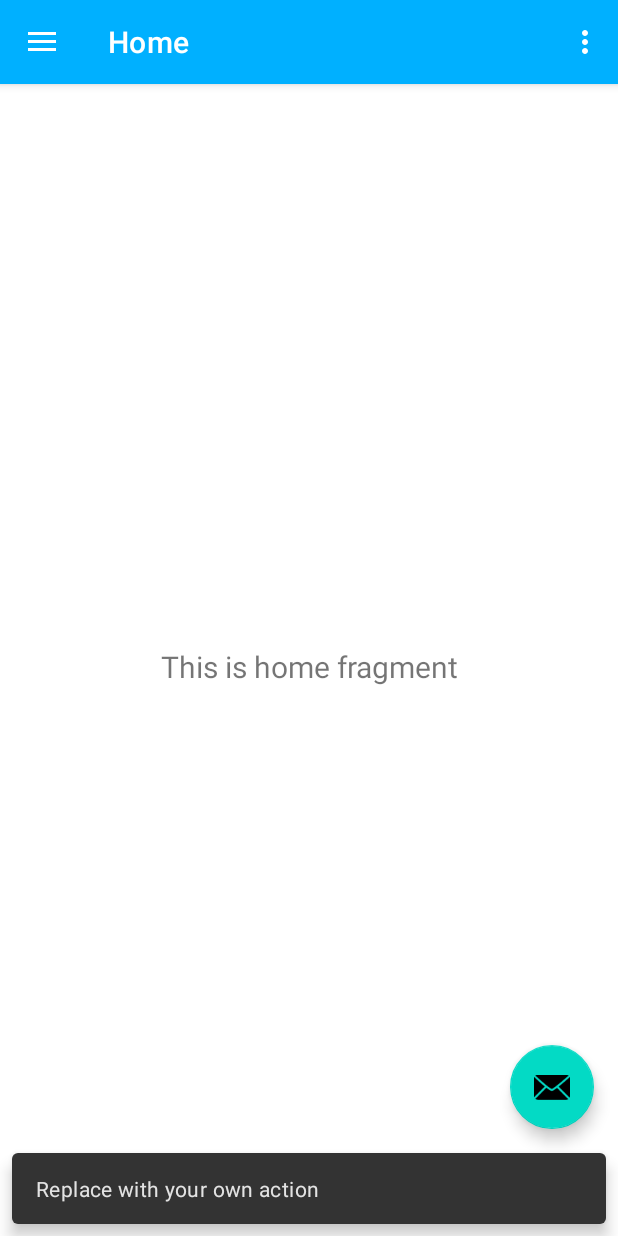
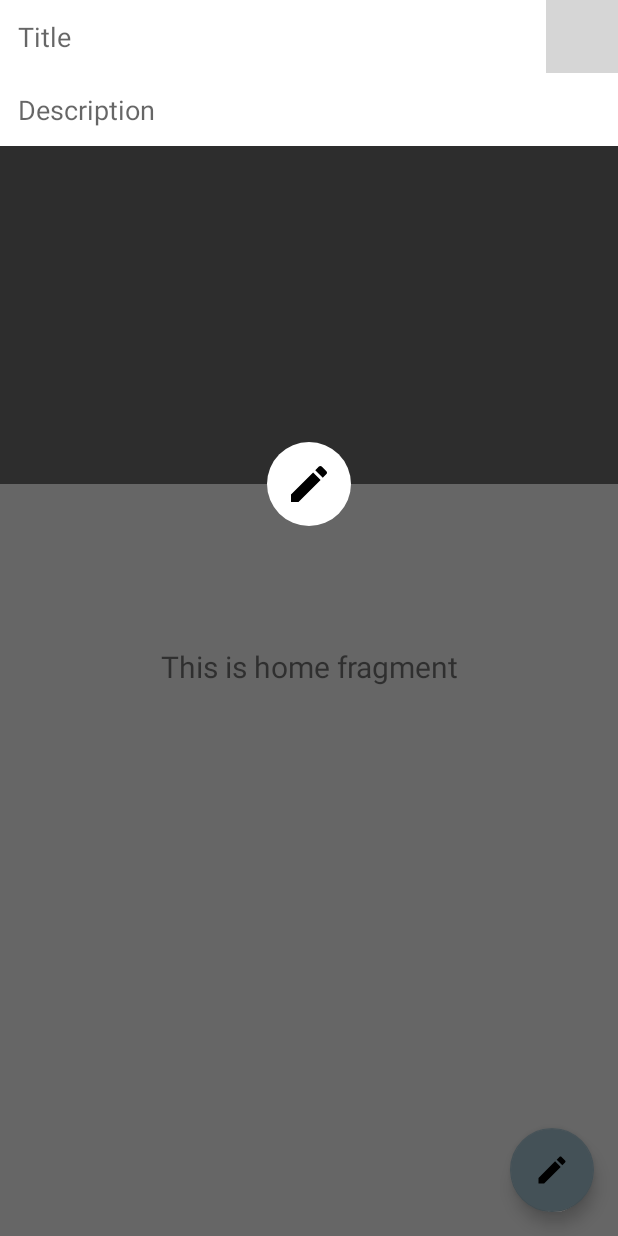
Before and after one commit to Luca-Crozzoli/blogApp, an Android app: the screen it shows after launch once a user with an empty profile is signed in (Home), after a tap on an icon or button, on a phone screen of 412 x 824 dp. Run offline under Robolectric (Android 15) with nearby library versions, the phone set to English and light mode, and no system bars; our stand-ins replace Firebase (no records; nobody signed in at launch, a user with empty details on screens opened directly), navigation-ui; grey boxes are pictures that could not be loaded.

Commit message:
Added a new layout to create a pop up menu to upload the post. adde new file .xml popup_edittext_style.xml popup_add_post.xml changed the app_bar_home.xml floating button added in Home.java the iniPopup method to initialize the popup and also added the onClick listern to start sinning the progress bar once the image is added

```diff
--- a/app/src/main/java/com/example/pictureblog/Activities/Home.java
+++ b/app/src/main/java/com/example/pictureblog/Activities/Home.java
@@ -1,12 +1,18 @@
 package com.example.pictureblog.Activities;
 
+import android.app.Dialog;
 import android.content.Intent;
+import android.graphics.Color;
+import android.graphics.drawable.ColorDrawable;
 import android.os.Bundle;
+import android.view.Gravity;
 import android.view.MenuItem;
 import android.view.View;
 import android.view.Menu;
 import android.widget.ImageView;
+import android.widget.ProgressBar;
 import android.widget.TextView;
+import android.widget.Toolbar;
 
 import com.bumptech.glide.Glide;
 import com.example.pictureblog.Activities.ui.home.HomeFragment;
@@ -38,25 +44,36 @@ public class Home extends AppCompatActivity  {
     //Add the instances for firebase DONE BY ME!!!!!!!!!!!!!!!!!!!!!!!
     FirebaseAuth mAuth;
     FirebaseUser currentUser;
+    Dialog popAddPost; //creating a new dialog variable to consent the upload of the image
+
+    //popup widgets references on popup_add_post.xml
+    ImageView popupUserImage,popupPostImage,popupAddButton;
+    TextView popupTitle, popupDescription;
+    ProgressBar popupClickProgress;
 
 
     @Override
     protected void onCreate(Bundle savedInstanceState) {
         super.onCreate( savedInstanceState );
-        //DONE BY ME
+        //DONE BY ME initialize firebase instances
         mAuth = FirebaseAuth.getInstance();
         currentUser = mAuth.getCurrentUser();
+
+        //DONE BY ME initialize popup
+        iniPopup();
 
         binding = ActivityHome2Binding.inflate( getLayoutInflater() );
         setContentView( binding.getRoot() );
 
 
+
+        //Here we have our floating action Button
         setSupportActionBar( binding.appBarHome.toolbar );
         binding.appBarHome.fab.setOnClickListener( new View.OnClickListener() {
             @Override
             public void onClick(View view) {
-                Snackbar.make( view, "Replace with your own action", Snackbar.LENGTH_LONG )
-                        .setAction( "Action", null ).show();
+                popAddPost.show();
+
             }
         } );
 
@@ -74,6 +91,42 @@ public class Home extends AppCompatActivity  {
 
         //DONE BY ME, after all those things onCreate we update the headerNavigation bar
         updateNavHeader();
+    }
+
+    //method to initialize the pop up menu used to upload a post
+    private void iniPopup() {
+
+        popAddPost = new Dialog( this );
+        popAddPost.setContentView( R.layout.popup_add_post ); //Update our layout
+        popAddPost.getWindow().setBackgroundDrawable( new ColorDrawable( Color.TRANSPARENT ) ); //transparent pop up
+        popAddPost.getWindow().setLayout( Toolbar.LayoutParams.MATCH_PARENT,Toolbar.LayoutParams.WRAP_CONTENT );
+        popAddPost.getWindow().getAttributes().gravity = Gravity.TOP; //scroll down the window gravity on top
+
+        //initialize popup widgets
+        popupUserImage = popAddPost.findViewById( R.id.popup_user_image );
+        popupPostImage = popAddPost.findViewById( R.id.popup_img );
+
+        popupTitle = popAddPost.findViewById( R.id.popup_title );
+        popupDescription = popAddPost.findViewById( R.id.popup_description );
+
+        popupAddButton = popAddPost.findViewById( R.id.popup_add );
+        popupClickProgress = popAddPost.findViewById( R.id.popup_progressBar );
+
+        //load current user logged in image using Glide
+        Glide.with(Home.this).load( currentUser.getPhotoUrl() ).into( popupUserImage );
+
+        // add post click listener on the button
+        popupAddButton.setOnClickListener( new View.OnClickListener() {
+            @Override
+            public void onClick(View v) {
+                popupAddButton.setVisibility( View.INVISIBLE );
+                popupClickProgress.setVisibility( View.VISIBLE );
+            }
+        } );
+
+
+
+
     }
 
 
--- /dev/null
+++ b/app/src/main/res/drawable/circle_bg.xml
@@ -0,0 +1,5 @@
+<?xml version="1.0" encoding="utf-8"?>
+<shape android:shape="oval" xmlns:android="http://schemas.android.com/apk/res/android">
+    <solid android:color="@color/white"></solid>
+
+</shape>
--- /dev/null
+++ b/app/src/main/res/drawable/ic_black_create_24.xml
@@ -0,0 +1,5 @@
+<vector android:height="24dp" android:tint="#000000"
+    android:viewportHeight="24" android:viewportWidth="24"
+    android:width="24dp" xmlns:android="http://schemas.android.com/apk/res/android">
+    <path android:fillColor="@android:color/white" android:pathData="M3,17.25V21h3.75L17.81,9.94l-3.75,-3.75L3,17.25zM20.71,7.04c0.39,-0.39 0.39,-1.02 0,-1.41l-2.34,-2.34c-0.39,-0.39 -1.02,-0.39 -1.41,0l-1.83,1.83 3.75,3.75 1.83,-1.83z"/>
+</vector>
--- /dev/null
+++ b/app/src/main/res/drawable/popup_edittext_style.xml
@@ -0,0 +1,8 @@
+<?xml version="1.0" encoding="utf-8"?>
+<shape xmlns:android="http://schemas.android.com/apk/res/android">
+
+    <solid android:color="@color/white"></solid>
+    <padding android:top="12dp" android:right="12dp" android:left="12dp"
+        android:bottom="12dp"></padding>
+
+</shape>
--- a/app/src/main/res/layout/app_bar_home.xml
+++ b/app/src/main/res/layout/app_bar_home.xml
@@ -30,6 +30,7 @@
         android:layout_gravity="bottom|end"
         android:layout_marginEnd="@dimen/fab_margin"
         android:layout_marginBottom="16dp"
-  app:srcCompat="@android:drawable/ic_dialog_email" />
+        android:src="@drawable/ic_black_create_24"
+        app:backgroundTint="@color/light_cyan" />
 
   </androidx.coordinatorlayout.widget.CoordinatorLayout>
--- a/app/src/main/res/layout/popup_add_post.xml
+++ b/app/src/main/res/layout/popup_add_post.xml
@@ -1,6 +1,84 @@
 <?xml version="1.0" encoding="utf-8"?>
 <androidx.constraintlayout.widget.ConstraintLayout xmlns:android="http://schemas.android.com/apk/res/android"
+    xmlns:app="http://schemas.android.com/apk/res-auto"
+    xmlns:tools="http://schemas.android.com/tools"
     android:layout_width="match_parent"
-    android:layout_height="match_parent">
+    android:layout_height="wrap_content">
+
+    <ImageView
+        android:padding="8dp"
+        android:background="@color/white"
+        android:id="@+id/popup_user_image"
+        android:layout_width="48dp"
+        android:layout_height="0dp"
+        app:layout_constraintBottom_toTopOf="@+id/popup_description"
+        app:layout_constraintEnd_toEndOf="parent"
+        app:layout_constraintStart_toEndOf="@+id/popup_title"
+        app:layout_constraintTop_toTopOf="parent"
+        app:srcCompat="@drawable/userphoto"></ImageView>
+
+    <EditText
+        android:id="@+id/popup_title"
+        android:layout_width="0dp"
+        android:layout_height="wrap_content"
+        android:background="@drawable/popup_edittext_style"
+        android:ems="10"
+        android:hint="Title"
+        android:inputType="textPersonName"
+        app:layout_constraintEnd_toStartOf="@+id/popup_user_image"
+        app:layout_constraintStart_toStartOf="parent"
+        app:layout_constraintTop_toTopOf="parent" />
+
+    <EditText
+        android:id="@+id/popup_description"
+        android:layout_width="0dp"
+        android:layout_height="wrap_content"
+        android:background="@drawable/popup_edittext_style"
+        android:ems="10"
+        android:hint="Description"
+        android:inputType="textMultiLine"
+        app:layout_constraintEnd_toEndOf="parent"
+        app:layout_constraintStart_toStartOf="parent"
+        app:layout_constraintTop_toBottomOf="@+id/popup_title" />
+
+    <ImageView
+        android:background="#2d2d2d"
+        android:id="@+id/popup_img"
+        android:layout_width="0dp"
+        android:layout_height="225dp"
+        android:scaleType="centerCrop"
+        app:layout_constraintEnd_toEndOf="parent"
+        app:layout_constraintHorizontal_bias="1.0"
+        app:layout_constraintStart_toStartOf="parent"
+        app:layout_constraintTop_toBottomOf="@+id/popup_description"
+        tools:srcCompat="@tools:sample/backgrounds/scenic" />
+
+    <ImageView
+
+        android:id="@+id/popup_add"
+        android:layout_width="56dp"
+        android:layout_height="56dp"
+        android:layout_marginStart="8dp"
+        android:layout_marginEnd="8dp"
+        android:background="@drawable/circle_bg"
+        android:padding="12dp"
+        app:layout_constraintBottom_toBottomOf="@+id/popup_img"
+        app:layout_constraintEnd_toEndOf="parent"
+        app:layout_constraintStart_toStartOf="parent"
+        app:layout_constraintTop_toBottomOf="@+id/popup_img"
+        app:srcCompat="@drawable/ic_black_create_24" />
+
+    <ProgressBar
+        android:padding="4dp"
+        android:id="@+id/popup_progressBar"
+        style="?android:attr/progressBarStyle"
+        android:layout_width="wrap_content"
+        android:layout_height="wrap_content"
+        android:background="@drawable/circle_bg"
+        android:visibility="invisible"
+        app:layout_constraintBottom_toBottomOf="parent"
+        app:layout_constraintEnd_toEndOf="@+id/popup_add"
+        app:layout_constraintStart_toStartOf="@+id/popup_add"
+        app:layout_constraintTop_toTopOf="@+id/popup_add" />
 
 </androidx.constraintlayout.widget.ConstraintLayout>
```
Lines whose indentation alone changed are shown as unchanged.
